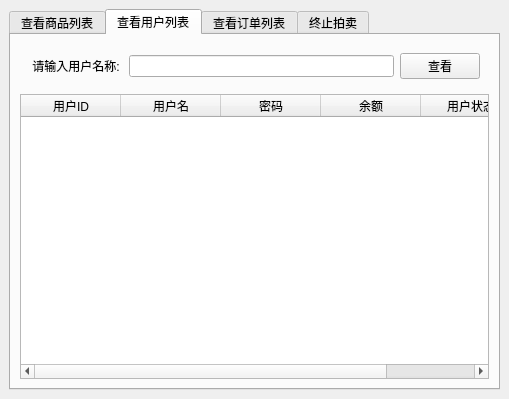
yunzinan/AP_CAP, file admincenter.ui: the form before one commit.
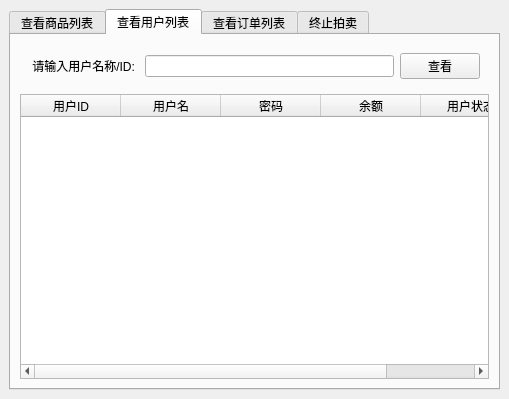
The form after the commit.

Commit message: [upd]增强了输入鲁棒性,增加了模糊搜索

What changed in the file:
```diff
--- a/admincenter.ui
+++ b/admincenter.ui
@@ -95,7 +95,7 @@
            <item>
             <widget class="QLabel" name="label_2">
              <property name="text">
-              <string> 请输入用户名称: </string>
+              <string> 请输入用户名称/ID: </string>
              </property>
             </widget>
            </item>
```
Left out of the diff: 2 changed lines with no effect on the pictures. The commit also changes 8 other files.
